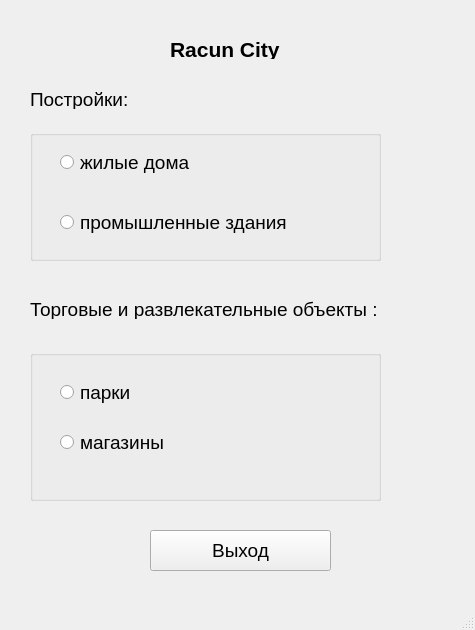
Above: LAB1/qt/LAB1/mainwindow.ui from let-fughes/LABS before the change. Below: the same form after it.
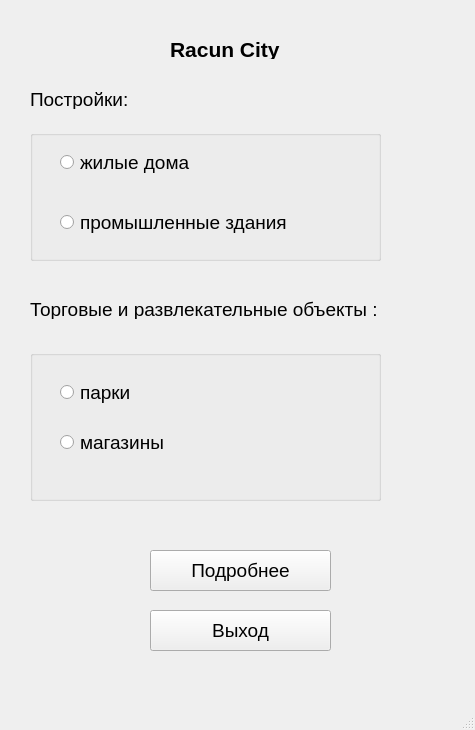
That is the form after the change. Icons and pictures are not drawn.

The edit to the form file:
```diff
--- a/LAB1/qt/LAB1/mainwindow.ui
+++ b/LAB1/qt/LAB1/mainwindow.ui
@@ -7,7 +7,7 @@
     <x>0</x>
     <y>0</y>
     <width>475</width>
-    <height>630</height>
+    <height>730</height>
    </rect>
   </property>
   <property name="windowTitle">
@@ -111,7 +111,7 @@
     <property name="geometry">
      <rect>
       <x>150</x>
-      <y>530</y>
+      <y>550</y>
       <width>181</width>
       <height>41</height>
      </rect>
@@ -122,7 +122,7 @@
      </font>
     </property>
     <property name="text">
-     <string>Выход</string>
+     <string>Подробнее</string>
     </property>
    </widget>
    <widget class="QGroupBox" name="groupBox_3">
@@ -187,6 +187,24 @@
      <string>жилые дома</string>
     </property>
    </widget>
+   <widget class="QPushButton" name="pushButton_2">
+    <property name="geometry">
+     <rect>
+      <x>150</x>
+      <y>610</y>
+      <width>181</width>
+      <height>41</height>
+     </rect>
+    </property>
+    <property name="font">
+     <font>
+      <pointsize>14</pointsize>
+     </font>
+    </property>
+    <property name="text">
+     <string>Выход</string>
+    </property>
+   </widget>
    <zorder>groupBox_3</zorder>
    <zorder>label</zorder>
    <zorder>label_2</zorder>
```
Left out of the diff: 7 changed lines with no effect on the pictures.
